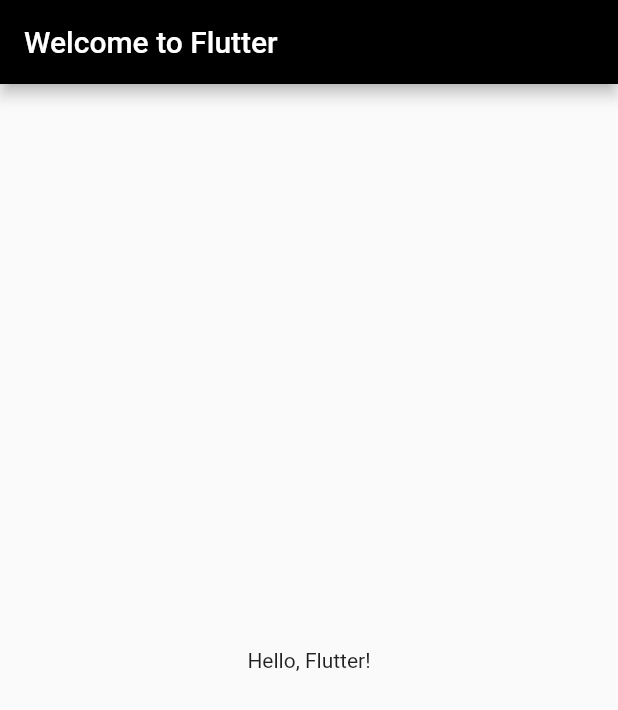
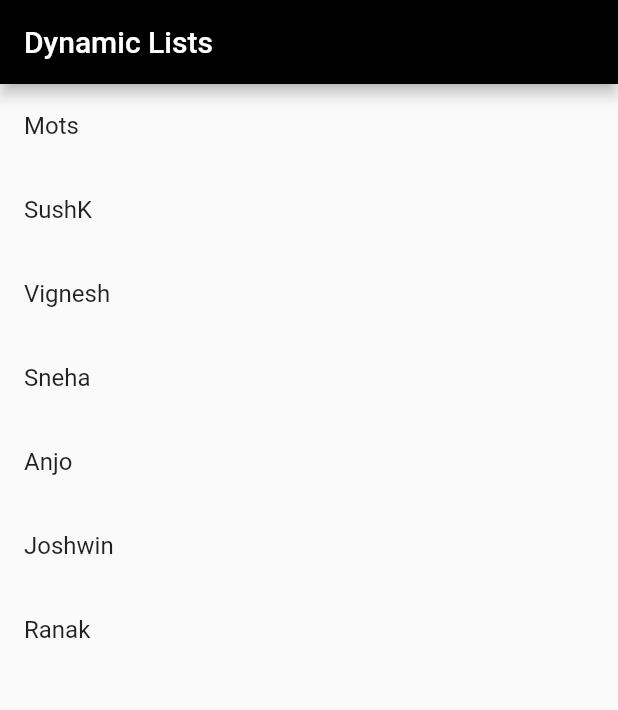
Before and after one commit to itcodehery/Flutter-CodeMaiden, a Flutter app: the screen it shows after launch, on a phone screen of 412 x 824 dp. Shown: the top 710 px of the screen. Run offline on Flutter 3.47's test engine with Material 2 defaults, Android fonts, the phone set to English and light mode, and no system bars.

Commit message:
Little Changes before I add a new proper app

```diff
--- a/new_flutter_app/lib/main.dart
+++ b/new_flutter_app/lib/main.dart
@@ -1,11 +1,22 @@
 import 'package:flutter/material.dart';
-
+//const is a constructor, not a constant
 void main() {
-  runApp(const MyApp());
+  runApp(MyApp());
 }
 
 class MyApp extends StatelessWidget {
-  const MyApp({super.key});
+  MyApp({super.key});
+
+  final List<String> textItems = [
+    'Mots',
+    'SushK',
+    'Vignesh',
+    'Sneha',
+    'Anjo',
+    'Joshwin',
+    'Ranak'
+    // Add more items as needed
+  ];
 
   @override
   Widget build(BuildContext context) {
@@ -13,13 +24,19 @@
       title: 'My Flutter App',
       home: Scaffold(
         appBar: AppBar(
+          primary: false,
           backgroundColor: Colors.black,
-          title: const Text('Welcome to Flutter'),
+          title: const Text('Dynamic Lists'),
         ),
-        body: const Center(
-          child: Text('Hello, Flutter!'),
-        ),
-      ),
-    );
+        body: ListView.builder(
+          itemCount: textItems.length,
+          itemBuilder: (BuildContext context, int index ) {
+            return ListTile(
+              title: Text(textItems[index]),
+            );
+          }
+          )
+          )
+        );
   }
 }
```
Also changed, not shown: 1 other file.
